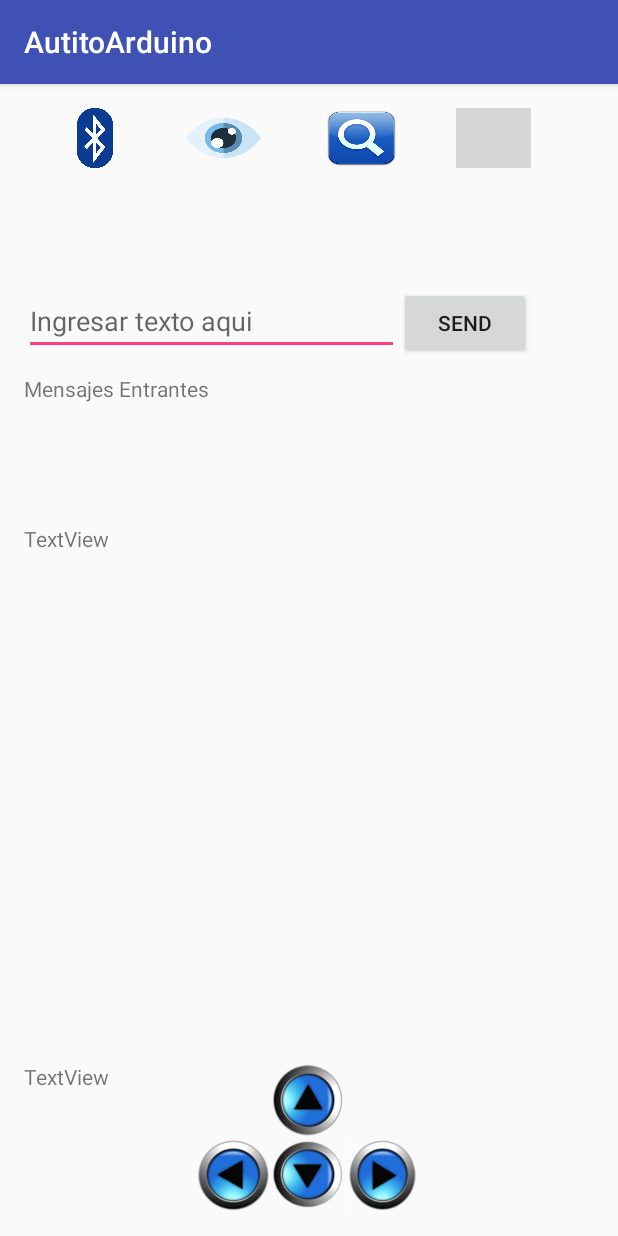
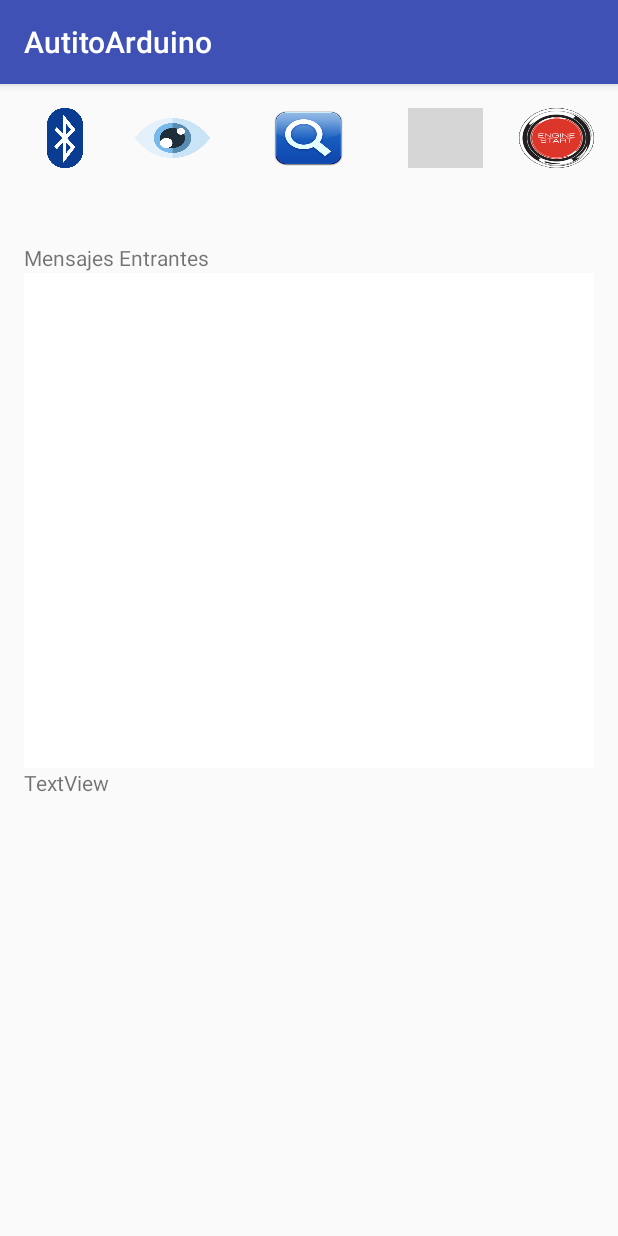
Before and after one commit to germangelv/SEAAR, an Android app: the screen it shows after launch (MainActivity), after a tap on an icon or button, on a phone screen of 412 x 824 dp. Run offline under Robolectric (Android 15) with nearby library versions, the phone set to English and light mode, and no system bars; grey boxes are pictures that could not be loaded.

Commit message:
Actualizacion de codigo
Actualice a la ultima version, con boton de encendido y apagado, los sensores de proximidad y luminosidad implementados

```diff
--- /dev/null
+++ b/android/AutitoArduino/app/src/main/java/com/example/juanpablo/autitoarduino/Lienzo.java
@@ -0,0 +1,79 @@
+package com.example.juanpablo.autitoarduino;
+
+import android.content.Context;
+import android.graphics.Bitmap;
+import android.graphics.Canvas;
+import android.graphics.Paint;
+import android.graphics.Path;
+import android.support.annotation.Nullable;
+import android.util.AttributeSet;
+import android.view.MotionEvent;
+import android.view.View;
+
+/**
+ * Created by Juan Pablo on 28/6/2017.
+ */
+
+public class Lienzo extends View {
+
+    //Path que utilizaré para ir pintando las lineas, va guardando el trazo por el cual vas pintando
+    private Path drawPath;
+    //Paint de dibujar, es como un pincel
+    private static Paint drawPaint;
+    //otro pincel
+    private Paint canvasPaint;
+    //Color Inicial rojo
+    private static int paintColor = 0xFFFF0000;
+    //canvas, el lugar sobre vas a pitnar ,el lienzo, el fondo
+    private Canvas drawCanvas;
+    //canvas para guardar
+    private Bitmap canvasBitmap;
+
+
+    public Lienzo(Context context, AttributeSet attrs) {
+        super(context, attrs);
+        setupDrawing();
+    }
+
+    private void setupDrawing(){
+
+        //Configuración del area sobre la que pintar
+
+        drawPath = new Path();
+        drawPaint = new Paint();
+        drawPaint.setColor(paintColor);
+        drawPaint.setAntiAlias(true);
+
+        //setTamanyoPunto(20);
+
+        drawPaint.setStrokeWidth(10);
+        drawPaint.setStyle(Paint.Style.STROKE);
+        drawPaint.setStrokeJoin(Paint.Join.ROUND);
+        drawPaint.setStrokeCap(Paint.Cap.ROUND);
+        canvasPaint = new Paint(Paint.DITHER_FLAG);
+
+
+    }
+
+    //Tamaño asignado a la vista
+    @Override
+    protected void onSizeChanged(int w, int h, int oldw, int oldh) {
+        super.onSizeChanged(w, h, oldw, oldh);
+        canvasBitmap = Bitmap.createBitmap(w, h, Bitmap.Config.ARGB_8888);
+        drawCanvas = new Canvas(canvasBitmap);
+        drawCanvas.translate(300,600);
+    }
+
+    //Pinta la vista.
+    @Override
+    protected void onDraw(Canvas canvas) {
+        canvas.drawBitmap(canvasBitmap, 0, 0, canvasPaint);
+        canvas.drawPath(drawPath, drawPaint);
+    }
+
+    public void dibujar(float x, float y){
+        drawCanvas.drawPoint(x,y,drawPaint);
+        invalidate();
+    }
+
+}
--- a/android/AutitoArduino/app/src/main/java/com/example/juanpablo/autitoarduino/MainActivity.java
+++ b/android/AutitoArduino/app/src/main/java/com/example/juanpablo/autitoarduino/MainActivity.java
@@ -47,48 +47,58 @@ public class MainActivity extends AppCompatActivity implements AdapterView.OnIte
     /********************ESTOS SON PARA EL MANEJO*****************************************************/
     BluetoothConnectionService mBluetoothConnection; //Se crea un nuevo objeto BTconnectionService
     ImageButton btnStartConnection; //BTCS
-    Button btnSend; //BTCS
-
+    //Button btnSend; //BTCS
+    ImageButton btnStartEngine;
+    int encenderFlag = 0;
+/*
     ImageButton btnAdelante;
     ImageButton btnIzquierda;
     ImageButton btnDerecha;
     ImageButton btnAtras;
-
+*/
     TextView incomingMessages; //mensajes entrantes que se ven en el chatbox
     StringBuilder messages;
 
-    EditText etSend;
+    //EditText etSend;
 
 
     //El UUID es un identificador unico universal, se usa para identificar de manera única el servicio Bluetooth de tu aplicación.
     //debe ser el mismo utilizado en BT connectionService
-    private static final UUID MY_UUID_INSECURE =
-            UUID.fromString("8ce255c0-200a-11e0-ac64-0800200c9a66");
+    //private static final UUID MY_UUID_INSECURE = UUID.fromString("8ce255c0-200a-11e0-ac64-0800200c9a66");
+    private static final UUID MY_UUID_INSECURE = UUID.fromString("00001101-0000-1000-8000-00805F9B34FB");
 
-    /*
-    private static final UUID MY_UUID_INSECURE = UUID.fromString("00001101-0000-1000-8000-00805F9B34FB");
-    private static final UUID MY_UUID_SECURE = UUID.fromString("00001101-0000-1000-8000-00805F9B34FB");
-    */
 
-    BluetoothDevice mBTDevice;
+
+    BluetoothDevice mBTDevice; //dispositivo BT remoto
 
     /**************************************************************************************************/
 
     /*Declaraciones para EL ACELEROMETRO */
 
-    TextView texto;
+    TextView textoAcelerometro;
     SensorManager sensorManager;
     private Sensor acelerometro;
     boolean estaEmparejado = false ;
+    int flag = 0;
 
     /*Declaraciones para EL Sensor de luminosidad */
     private Sensor sensorLuminosidad;
     TextView textoLuminosidad;
 
-    /**********************************************/
+    /*Declaraciones sensor de aproximidad*/
+
+    private Sensor sensorAproximidad;
+    TextView textoProximidad;
+
+    /***********************************************/
+    /***************LIENZO**************************/
+
+    Lienzo lienzo;
+
+    /***************************************************/
 
     public ArrayList<BluetoothDevice> mBTDevices = new ArrayList<>(); //este ArrayList va a tener todos los dipositivos que descubrimos
-    public DeviceListAdapter mDeviceListAdapter;
+    public DeviceListAdapter mDeviceListAdapter;//la lista de los dispositivos BT encontrados
     ListView lvNewDevices; //la vista de la lista de los dispositivos encontrados
 
     /*
@@ -181,6 +191,10 @@ public class MainActivity extends AppCompatActivity implements AdapterView.OnIte
                 BluetoothDevice device = intent.getParcelableExtra (BluetoothDevice.EXTRA_DEVICE);
                 mBTDevices.add(device);
                 Log.d(TAG, "onReceive: " + device.getName() + ": " + device.getAddress());
+                    /*
+                       al crear el arrayAdapter, tenemos que pasar tres parámetros, el contexto, un layout
+                        que se usará para dibujar cada item y la colección de datos.
+                     */
                 mDeviceListAdapter = new DeviceListAdapter(context, R.layout.device_adapter_view, mBTDevices);
                 lvNewDevices.setAdapter(mDeviceListAdapter);
             }
@@ -248,9 +262,9 @@ public class MainActivity extends AppCompatActivity implements AdapterView.OnIte
         mBTDevices = new ArrayList<>();
 
 
-        /********************** para el acelerometro**************/
+        /********************** para el acelerometro*******************/
 
-        texto = (TextView)findViewById(R.id.texto);
+        textoAcelerometro = (TextView)findViewById(R.id.textoAcelerometro);
 
         sensorManager = (SensorManager) getSystemService(SENSOR_SERVICE); //me conecto con los sensores del dispositivo
         acelerometro = sensorManager.getDefaultSensor(Sensor.TYPE_ACCELEROMETER);
@@ -262,19 +276,27 @@ public class MainActivity extends AppCompatActivity implements AdapterView.OnIte
         sensorLuminosidad = sensorManager.getDefaultSensor(Sensor.TYPE_LIGHT);
         textoLuminosidad = (TextView)findViewById(R.id.textoLuminosidad);
 
-        /*******************************************************/
+        /***************************sensor de apoximidad**************/
+
+        sensorAproximidad = sensorManager.getDefaultSensor(Sensor.TYPE_PROXIMITY);
+        textoProximidad = (TextView)findViewById(R.id.textoProximidad);
 
 
 
+        lienzo = (Lienzo)findViewById(R.id.lienzo);
+
+
 /********************** PARA la comuniciacion y botones de manejo del auto /******************************************/
+        btnStartEngine = (ImageButton) findViewById(R.id.btnStartEngine);
         btnStartConnection = (ImageButton) findViewById(R.id.btnStartConnection);
-        btnSend = (Button) findViewById(R.id.btnSend);
-        etSend = (EditText) findViewById(R.id.editText);
+        //btnSend = (Button) findViewById(R.id.btnSend);
+        //etSend = (EditText) findViewById(R.id.editText);
+        /*
         btnAdelante = (ImageButton) findViewById(R.id.btnAdelante);
         btnIzquierda = (ImageButton) findViewById(R.id.btnIzquierda);
         btnDerecha = (ImageButton) findViewById(R.id.btnDerecha);
         btnAtras = (ImageButton) findViewById(R.id.btnAtras);
-
+        */
         incomingMessages = (TextView) findViewById(R.id.incomingMessage);
         messages = new StringBuilder();
         LocalBroadcastManager.getInstance(this).registerReceiver(mReceiver, new IntentFilter("incomingMessage"));
@@ -297,7 +319,7 @@ public class MainActivity extends AppCompatActivity implements AdapterView.OnIte
         btnONOFF.setOnClickListener(new View.OnClickListener() {
             @Override
             public void onClick(View view) {
-                Log.d(TAG, "onClick: enabling/disabling bluetooth.");
+                Log.d(TAG, "onClick: habilitando/deshabilitando bluetooth.");
                 enableDisableBT();
             }
         });
@@ -310,6 +332,37 @@ public class MainActivity extends AppCompatActivity implements AdapterView.OnIte
             }
         });
 
+        //boton que manda la F para que arranque el autito
+        btnStartEngine.setOnClickListener(new View.OnClickListener() {
+            @Override
+            public void onClick(View v) {
+
+
+                if( encenderFlag == 0  ){
+                    String encender = "f";
+                    byte[] bytes = encender.getBytes();
+                    if( estaEmparejado == true  ){
+                        mBluetoothConnection.write(bytes);
+                        encenderFlag = 1;
+                    }
+                }else{
+                    String apagar = "o";
+                    byte[] bytes = apagar.getBytes();
+                    if( estaEmparejado == true  ){
+                        mBluetoothConnection.write(bytes);
+                        encenderFlag = 0;
+                    }
+                }
+
+
+
+
+
+            }
+        });
+
+
+/*
         //este metodo convierte lo que hay en el editText a bytes, y lo manda a la conexion a la mBluetoothConnection
         btnSend.setOnClickListener(new View.OnClickListener() {
             @Override
@@ -321,6 +374,8 @@ public class MainActivity extends AppCompatActivity implements AdapterView.OnIte
                 }
             }
         });
+*/
+/*
 
         btnAdelante.setOnClickListener(new View.OnClickListener()
         {
@@ -374,23 +429,31 @@ public class MainActivity extends AppCompatActivity implements AdapterView.OnIte
                 }
             }
         });
-
+*/
     } //aca termina el onCreate
 
 
     //Aca es donde se reciben los mensajes, en el text view
+
     BroadcastReceiver mReceiver = new BroadcastReceiver() {
         @Override
         public void onReceive(Context context, Intent intent) {
             String text = intent.getStringExtra("theMessage");
 
-            /*
-            messages.append(text + "\n");
-            incomingMessages.setText(messages);
-            */
+
+            // messages.append(text + "\n");
+            //incomingMessages.setText(messages);
+            String coordenadas[] = text.split(" ");
+
+            if( coordenadas.length == 2 ){
+                Float x = Float.parseFloat(coordenadas[0]);
+                Float y = Float.parseFloat(coordenadas[1]);
+                lienzo.dibujar( x , y );
+            }
 
             incomingMessages.setText("");
             incomingMessages.append(text);
+
 
         }
     };
@@ -398,7 +461,6 @@ public class MainActivity extends AppCompatActivity implements AdapterView.OnIte
 
 
     //CREA UN METODO PARA LA CONEXION QUE COMIENZA
-//***LA CONEXION FALLARA Y LA APPA CRASHAREA SI NO SE APAREARON LOS DISPOSITIVIOS PRIMERO
     public void startConnection(){
         startBTConnection(mBTDevice,MY_UUID_INSECURE);
     }
@@ -425,11 +487,11 @@ public class MainActivity extends AppCompatActivity implements AdapterView.OnIte
     public void enableDisableBT(){
         if(mBluetoothAdapter == null){
             //el telefono no tiene BT, no lo puede usar
-            Log.d(TAG, "enableDisableBT: Does not have BT capabilities.");
+            Log.d(TAG, "enableDisableBT: No tenes bluetooth.");
         }
         //Si el BT no esta habilitado, entonces se lo habilita
         if( !mBluetoothAdapter.isEnabled() ){
-            Log.d(TAG, "enableDisableBT: enabling BT.");
+            Log.d(TAG, "enableDisableBT: habilitando BT.");
             Intent enableBTIntent = new Intent(BluetoothAdapter.ACTION_REQUEST_ENABLE);
             startActivity(enableBTIntent);
 
@@ -440,7 +502,7 @@ public class MainActivity extends AppCompatActivity implements AdapterView.OnIte
 
         //si el BT esta habilitado se lo deshabilita
         if(mBluetoothAdapter.isEnabled()){
-            Log.d(TAG, "enableDisableBT: disabling BT.");
+            Log.d(TAG, "enableDisableBT: deshabilitando BT.");
             mBluetoothAdapter.disable();
 
             IntentFilter BTIntent = new IntentFilter(BluetoothAdapter.ACTION_STATE_CHANGED);
@@ -452,7 +514,7 @@ public class MainActivity extends AppCompatActivity implements AdapterView.OnIte
     // este metodo es para habilitar que el dispositivo pueda ser descubierto por otros dispositivos BT
     //se activa cuando se have click en el boton btnDiscoverable_on_off
     public void btnEnableDisable_Discoverable(View view) {
-        Log.d(TAG, "btnEnableDisable_Discoverable: Making device discoverable for 300 seconds.");
+        Log.d(TAG, "btnEnableDisable_Discoverable: haciendo al dispositivo descubrible por 300 segundos.");
 
         Intent discoverableIntent = new Intent(BluetoothAdapter.ACTION_REQUEST_DISCOVERABLE);
         discoverableIntent.putExtra(BluetoothAdapter.EXTRA_DISCOVERABLE_DURATION, 300);
@@ -466,12 +528,12 @@ public class MainActivity extends AppCompatActivity implements AdapterView.OnIte
 
     //Aca esta lo que hace el boton que busca dispositivos BT (btnFindUnpairedDevices)
     public void btnDiscover(View view) {
-        Log.d(TAG, "btnDiscover: Looking for unpaired devices.");
+        Log.d(TAG, "btnDiscover: Buscando dispositivos no emparejados.");
 
         //Si el BT ya esa en discovering mode, si ya esta buscando dispositivos, cancela la busqueda
         if(mBluetoothAdapter.isDiscovering()){
             mBluetoothAdapter.cancelDiscovery();
-            Log.d(TAG, "btnDiscover: Canceling discovery.");
+            Log.d(TAG, "btnDiscover: cancelando busqueda.");
 
             //check BT permissions in manifest
             //si usamos cualquier version mas reciente de android que lollipop
@@ -549,6 +611,41 @@ public class MainActivity extends AppCompatActivity implements AdapterView.OnIte
     @Override
     public void onSensorChanged(SensorEvent event) {
 
+
+        if ( event.sensor.getType() == Sensor.TYPE_PROXIMITY ){
+            textoProximidad.setText("Prox: "+event.values[0]);
+            if ( event.values[0] < 5 ){
+                String pare = "p";
+                byte[] bytes = pare.getBytes();
+                mBluetoothConnection.write(bytes);
+            }
+        }
+
+
+        if( event.sensor.getType() == Sensor.TYPE_LIGHT  ){
+
+
+            boolean luzEncendida = false;
+
+            //textoLuminosidad.setText("");
+
+            textoLuminosidad.setText("Lux: "+event.values[0]);
+
+            if ( event.values[0] < 40 && luzEncendida == false  ){
+                String luz = "l";
+                byte[] bytes = luz.getBytes();
+                mBluetoothConnection.write(bytes);
+                luzEncendida = true;
+            }
+
+            if ( event.values[0] > 45 && luzEncendida == true  ){
+                String noLuz = "k";
+                byte[] bytes = noLuz.getBytes();
+                mBluetoothConnection.write(bytes);
+            }
+
+        }
+
         if( event.sensor.getType() == Sensor.TYPE_ACCELEROMETER ){
 
             float x,y,z;
@@ -556,49 +653,56 @@ public class MainActivity extends AppCompatActivity implements AdapterView.OnIte
             y = event.values[1];
             z = event.values[2];
 
-            texto.setText("");
-            texto.append("\n" + "El valor de X: " + x + "\n" + "El valor de Y: " + y + "\n" + "El valor de Z: " + z);
+            textoAcelerometro.setText("");
+            textoAcelerometro.append("X: " + x  + "\n" +"Z: " + z);
 
-            if( estaEmparejado == true  ) {
+            if( estaEmparejado == true ) {
 
-                if (z > 6 && z < 8.4) {
+                if ( z > 7 && z < 8 && flag != 1) {
                     String adelante = "w";
                     byte[] bytes = adelante.getBytes();
                     mBluetoothConnection.write(bytes);
+                    flag = 1;
                 }
 
-                if (z > 8.5) {
-                    String adelante = "MAX";
-                    byte[] bytes = adelante.getBytes();
+                if ( z > 10 && flag != 2 ) {
+                    String maxVel = "j";
+                    byte[] bytes = maxVel.getBytes();
                     mBluetoothConnection.write(bytes);
+                    flag = 2;
                 }
 
-                if (z < -2) {
-                    String adelante = "s";
-                    byte[] bytes = adelante.getBytes();
+                if ( z < -2 && flag != 3 ) {
+                    String atras = "s";
+                    byte[] bytes = atras.getBytes();
                     mBluetoothConnection.write(bytes);
+                    flag = 3;
                 }
 
-                if (x < -3) {
-                    String adelante = "d";
-                    byte[] bytes = adelante.getBytes();
+                if ( x < -3 && flag != 4 ) {
+                    String derecha = "d";
+                    byte[] bytes = derecha.getBytes();
                     mBluetoothConnection.write(bytes);
+                    flag = 4;
+
                 }
 
 
-                if (x > 3) {
-                    String adelante = "i";
-                    byte[] bytes = adelante.getBytes();
+                if ( x > 3 && flag != 5 ) {
+                    String izquierda = "i";
+                    byte[] bytes = izquierda.getBytes();
                     mBluetoothConnection.write(bytes);
+                    flag = 5;
+                }
+
+                if ( x > -1 && x < 1 && flag != 6 && ( flag == 4 || flag == 5 ) ) {
+                    String enderezar = "x";
+                    byte[] bytes = enderezar.getBytes();
+                    mBluetoothConnection.write(bytes);
+                    flag = 6;
                 }
             }
         }
-
-        if( event.sensor.getType() == Sensor.TYPE_LIGHT ){
-            //textoLuminosidad.setText("");
-            textoLuminosidad.setText(""+event.values[0]);
-        }
-
 
 
     }
--- a/android/AutitoArduino/app/src/main/res/layout/activity_main.xml
+++ b/android/AutitoArduino/app/src/main/res/layout/activity_main.xml
@@ -14,18 +14,23 @@
 
     <!-- id : btnONOFF -->
 
+    <TextView
+        android:id="@+id/textoProximidad"
+        android:layout_width="100dp"
+        android:layout_height="20dp"
+        android:layout_alignParentBottom="true"
+        android:layout_toRightOf="@+id/textoAcelerometro"
+        android:layout_toEndOf="@+id/textoAcelerometro" />
+
     <ImageButton
         android:id="@+id/btnONOFF"
         android:layout_width="50dp"
         android:layout_height="40dp"
-        android:layout_alignParentLeft="true"
-        android:layout_alignParentStart="true"
-        android:layout_alignParentTop="true"
-        android:layout_marginLeft="20dp"
-        android:layout_marginStart="20dp"
         android:background="@null"
         android:scaleType="fitXY"
-        app:srcCompat="@mipmap/bluetoothbutton" />
+        app:srcCompat="@mipmap/bluetoothbutton"
+        android:layout_alignParentLeft="true"
+        android:layout_alignParentStart="true" />
 
     <!--
     <Button
@@ -42,15 +47,15 @@
         android:id="@+id/btnDiscoverable_on_off"
         android:layout_width="50dp"
         android:layout_height="40dp"
-        android:layout_alignParentTop="true"
-        android:layout_marginLeft="38dp"
-        android:layout_marginStart="38dp"
-        android:layout_toEndOf="@+id/btnONOFF"
-        android:layout_toRightOf="@+id/btnONOFF"
+        android:layout_marginLeft="24dp"
+        android:layout_marginStart="24dp"
         android:background="@null"
         android:onClick="btnEnableDisable_Discoverable"
         android:scaleType="fitXY"
-        app:srcCompat="@mipmap/visibilidad" />
+        app:srcCompat="@mipmap/visibilidad"
+        android:layout_alignParentTop="true"
+        android:layout_toRightOf="@+id/btnONOFF"
+        android:layout_toEndOf="@+id/btnONOFF" />
     <!--
     <Button
         android:id="@+id/btnDiscoverable_on_off"
@@ -75,8 +80,7 @@
         android:scaleType="fitXY"
         app:srcCompat="@mipmap/buscar"
         android:layout_alignParentTop="true"
-        android:layout_toLeftOf="@+id/btnSend"
-        android:layout_toStartOf="@+id/btnSend" />
+        android:layout_centerHorizontal="true" />
 
     <!--
     <Button
@@ -95,7 +99,7 @@
     <ListView
         android:id="@+id/lvNewDevices"
         android:layout_width="match_parent"
-        android:layout_height="60dp"
+        android:layout_height="50dp"
         android:layout_alignParentLeft="true"
         android:layout_alignParentStart="true"
         android:layout_below="@+id/btnONOFF" />
@@ -108,9 +112,23 @@
         android:background="@null"
         android:scaleType="fitXY"
         app:srcCompat="@mipmap/start"
+        android:layout_marginRight="24dp"
+        android:layout_marginEnd="24dp"
         android:layout_alignParentTop="true"
-        android:layout_alignRight="@+id/btnSend"
-        android:layout_alignEnd="@+id/btnSend" />
+        android:layout_toLeftOf="@+id/btnStartEngine"
+        android:layout_toStartOf="@+id/btnStartEngine" />
+
+    <ImageButton
+        android:id="@+id/btnStartEngine"
+        android:layout_width="50dp"
+        android:layout_height="40dp"
+        android:background="@null"
+        android:scaleType="fitXY"
+        app:srcCompat="@mipmap/enginebutton"
+        android:layout_alignParentTop="true"
+        android:layout_alignParentRight="true"
+        android:layout_alignParentEnd="true" />
+
     <!--
     <Button
         android:layout_width="wrap_content"
@@ -124,6 +142,8 @@
     -->
 
     <!--  id : editText -->
+
+    <!--
     <EditText
         android:id="@+id/editText"
         android:layout_width="250dp"
@@ -133,9 +153,10 @@
         android:layout_below="@+id/lvNewDevices"
         android:layout_marginTop="19dp"
         android:hint="Ingresar texto aqui" />
-
+-->
 
     <!-- id : btnSend -->
+    <!--
     <Button
         android:id="@+id/btnSend"
         android:layout_width="wrap_content"
@@ -144,18 +165,16 @@
         android:layout_toEndOf="@+id/editText"
         android:layout_toRightOf="@+id/editText"
         android:text="SEND" />
+        -->
 
     <!-- id : incomingMEssage -->
     <TextView
         android:id="@+id/incomingMessage"
-        android:layout_width="wrap_content"
-        android:layout_height="100dp"
-        android:layout_alignEnd="@+id/btnSend"
+        android:layout_width="match_parent"
+        android:layout_height="20dp"
         android:layout_alignParentLeft="true"
         android:layout_alignParentStart="true"
-        android:layout_alignRight="@+id/btnSend"
-        android:layout_below="@+id/btnSend"
-        android:layout_marginTop="10dp"
+        android:layout_below="@+id/lvNewDevices"
         android:text="Mensajes Entrantes" />
 
     <!--
@@ -169,7 +188,7 @@
         android:scaleType="fitXY"
         app:srcCompat="@mipmap/joystick" />
     -->
-
+<!--
     <ImageButton
         android:id="@+id/btnAdelante"
         android:layout_width="50dp"
@@ -219,30 +238,39 @@
         android:background="@null"
         android:scaleType="fitXY"
         app:srcCompat="@mipmap/ab" />
-
+-->
     <TextView
-        android:id="@+id/texto"
-        android:layout_width="wrap_content"
-        android:layout_height="wrap_content"
+        android:id="@+id/textoAcelerometro"
+        android:layout_width="150dp"
+        android:layout_height="20dp"
+        android:text="TextView"
+        android:layout_alignParentBottom="true"
         android:layout_alignParentLeft="true"
         android:layout_alignParentStart="true"
-        android:text="TextView"
-        android:layout_below="@+id/incomingMessage"
-        android:layout_alignRight="@+id/incomingMessage"
-        android:layout_alignEnd="@+id/incomingMessage"
-        android:layout_above="@+id/btnAdelante" />
+        android:layout_below="@+id/lienzo" />
 
     <TextView
         android:id="@+id/textoLuminosidad"
+        android:layout_width="100dp"
+        android:layout_height="20dp"
+        android:layout_alignParentBottom="true"
+        android:layout_alignParentRight="true"
+        android:layout_alignParentEnd="true" />
+
+    <view
+        android:id="@+id/lienzo"
+        class="com.example.juanpablo.autitoarduino.Lienzo"
+        id="@+id/view"
+        layout_alignParentLeft="true"
+        layout_alignParentStart="true"
+        layout_below="@+id/incomingMessage"
+        layout_marginTop="50dp"
         android:layout_width="wrap_content"
-        android:layout_height="wrap_content"
-        android:text="TextView"
-        android:layout_below="@+id/texto"
+        android:layout_height="330dp"
         android:layout_alignParentLeft="true"
         android:layout_alignParentStart="true"
-        android:layout_toStartOf="@+id/btnAdelante"
-        android:layout_above="@+id/btnIzquierda"
-        android:layout_toLeftOf="@+id/btnAdelante" />
+        android:layout_below="@+id/incomingMessage"
+        android:background="#FFFFFFFF" />
 
 
 </RelativeLayout>
```
Also changed, not shown: android/AutitoArduino/app/src/main/java/com/example/juanpablo/autitoarduino/BluetoothConnectionService.java (+45 -33 lines), android/AutitoArduino/app/src/main/java/com/example/juanpablo/autitoarduino/DeviceListAdapter.java (+15 -0 lines), android/AutitoArduino/app/src/main/icono-web.png (added), android/AutitoArduino/app/src/main/res/mipmap-hdpi/icono.png (added), android/AutitoArduino/app/src/main/res/mipmap-mdpi/enginebutton.png (added), android/AutitoArduino/app/src/main/res/mipmap-mdpi/ic_launcher.png, android/AutitoArduino/app/src/main/res/mipmap-xhdpi/icono.png (added), android/AutitoArduino/app/src/main/res/mipmap-xxhdpi/icono.png (added), android/AutitoArduino/app/src/main/res/mipmap-xxxhdpi/icono.png (added), 439 other files.
